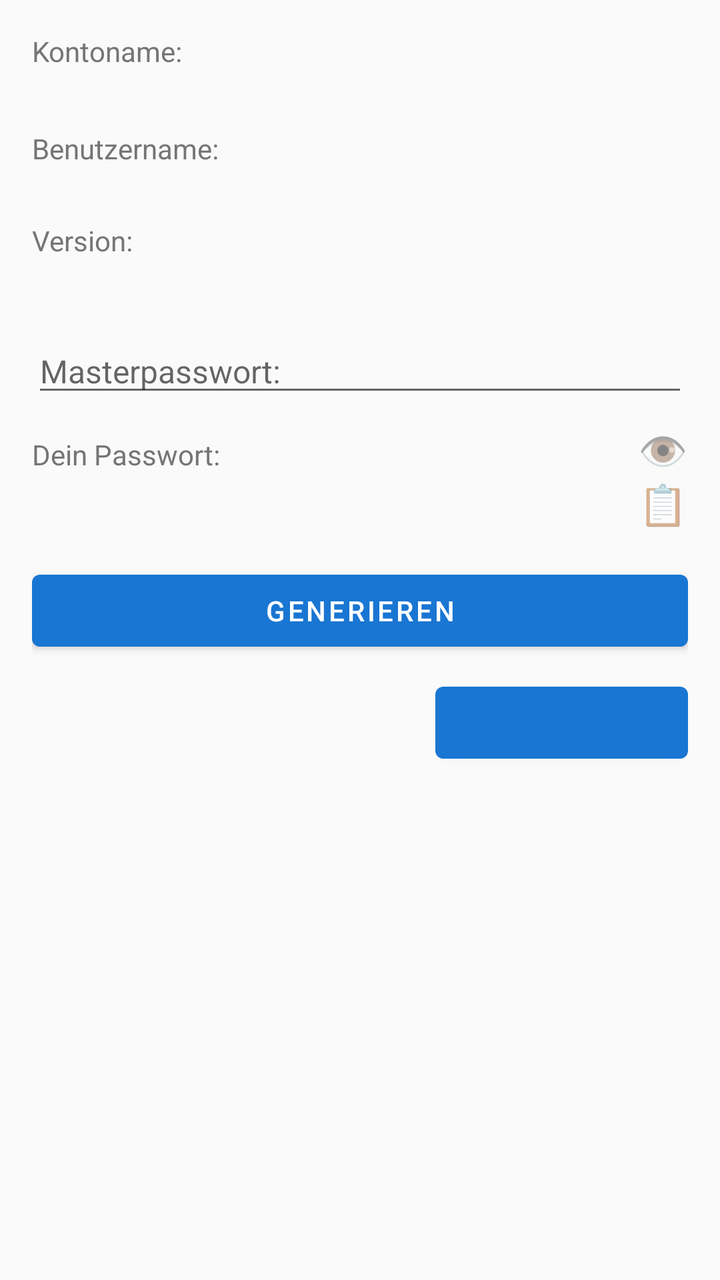
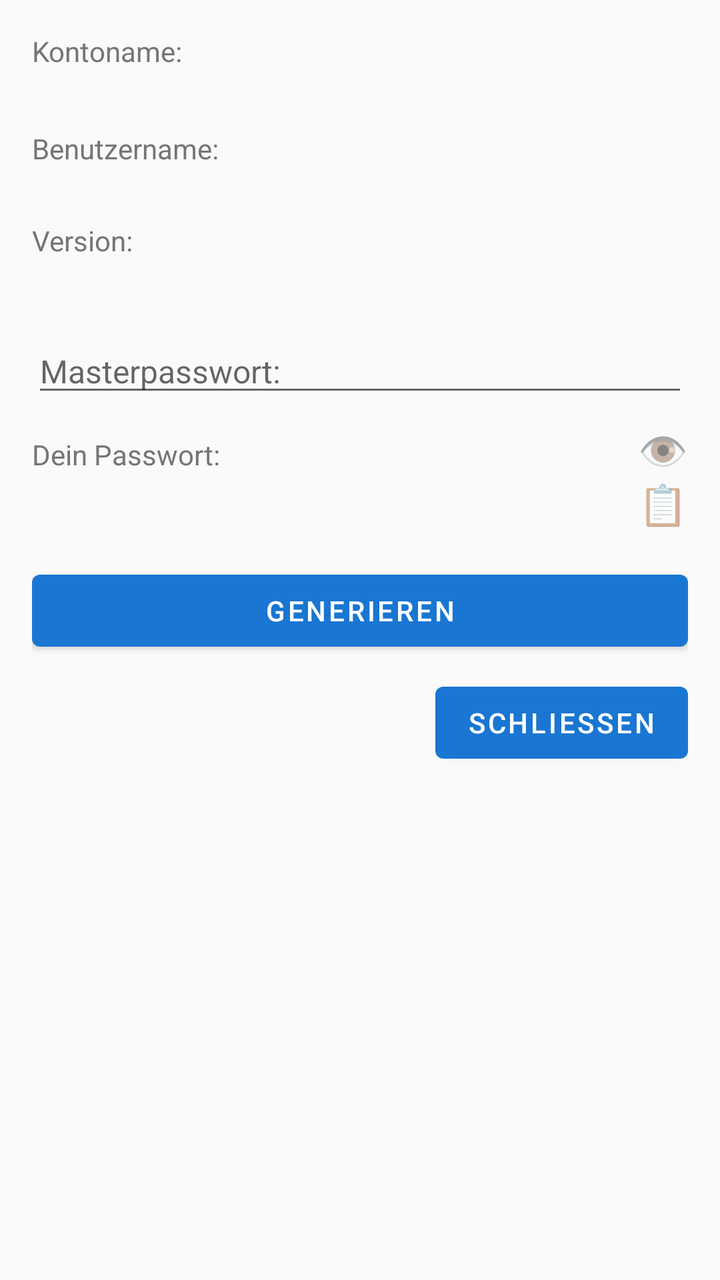

Before-and-after screenshots of an Android layout around one commit, followed by the original layout XML and the change that was made.
<!-- AndroidManifest.xml: application theme AppTheme -->
<!-- res/layout/dialog_generate.xml -->
<?xml version="1.0" encoding="utf-8"?>
<LinearLayout xmlns:android="http://schemas.android.com/apk/res/android"
    android:layout_width="match_parent"
    android:layout_height="wrap_content"
    android:orientation="vertical"
    android:padding="16dp">

    <TextView
        android:layout_width="wrap_content"
        android:layout_height="wrap_content"
        android:text="@string/account_name_label"
        android:textSize="14sp"
        android:textColor="@color/colorCardSubtext" />

    <TextView
        android:id="@+id/dialog_account_name"
        android:layout_width="wrap_content"
        android:layout_height="wrap_content"
        android:textSize="16sp"
        android:textStyle="bold" />

    <TextView
        android:id="@+id/dialog_username_label"
        android:layout_width="wrap_content"
        android:layout_height="wrap_content"
        android:layout_marginTop="8dp"
        android:text="@string/username_label"
        android:textSize="14sp"
        android:textColor="@color/colorCardSubtext" />

    <TextView
        android:id="@+id/dialog_username"
        android:layout_width="wrap_content"
        android:layout_height="wrap_content"
        android:textSize="14sp" />

    <TextView
        android:id="@+id/dialog_version_label"
        android:layout_width="wrap_content"
        android:layout_height="wrap_content"
        android:layout_marginTop="8dp"
        android:text="@string/version_label"
        android:textSize="14sp"
        android:textColor="@color/colorCardSubtext" />

    <TextView
        android:id="@+id/dialog_version"
        android:layout_width="wrap_content"
        android:layout_height="wrap_content"
        android:textSize="14sp" />

    <EditText
        android:id="@+id/editText_masterpassword"
        android:layout_width="match_parent"
        android:layout_height="wrap_content"
        android:layout_marginTop="16dp"
        android:hint="@string/master_password_label"
        android:inputType="textPassword"
        android:importantForAutofill="no"
        android:textSize="16sp" />

    <LinearLayout
        android:layout_width="match_parent"
        android:layout_height="wrap_content"
        android:orientation="horizontal"
        android:layout_marginTop="8dp">

        <TextView
            android:layout_width="0dp"
            android:layout_height="wrap_content"
            android:layout_weight="1"
            android:text="@string/your_password_label"
            android:textSize="14sp"
            android:textColor="@color/colorCardSubtext" />

        <TextView
            android:id="@+id/btn_visibility"
            android:layout_width="wrap_content"
            android:layout_height="wrap_content"
            android:text="👁"
            android:textSize="20sp"
            android:clickable="true"
            android:focusable="true"
            android:background="?android:attr/selectableItemBackground"
            android:contentDescription="Toggle visibility" />
    </LinearLayout>

    <LinearLayout
        android:layout_width="match_parent"
        android:layout_height="wrap_content"
        android:orientation="horizontal">

        <TextView
            android:id="@+id/textPassword"
            android:layout_width="0dp"
            android:layout_height="wrap_content"
            android:layout_weight="1"
            android:textSize="18sp"
            android:textStyle="bold"
            android:singleLine="true" />

        <TextView
            android:id="@+id/btn_copy"
            android:layout_width="wrap_content"
            android:layout_height="wrap_content"
            android:text="📋"
            android:textSize="20sp"
            android:clickable="true"
            android:focusable="true"
            android:background="?android:attr/selectableItemBackground"
            android:contentDescription="Copy to clipboard" />
    </LinearLayout>

    <Button
        android:id="@+id/btn_generate"
        android:layout_width="match_parent"
        android:layout_height="wrap_content"
        android:layout_marginTop="16dp"
        android:text="@string/generate" />

    <Button
        android:id="@+id/btn_done"
        android:layout_width="wrap_content"
        android:layout_height="wrap_content"
        android:layout_gravity="end"
        android:layout_marginTop="8dp"
        android:text="@string/close"
        android:textColor="@color/colorPrimary" />
</LinearLayout>
<!-- resources referenced by this layout -->
<resources>
  <color name="colorCardSubtext">#757575</color>
  <color name="colorPrimary">#1976D2</color>
  <string name="account_name_label">Kontoname:</string>
  <string name="close">Schließen</string>
  <string name="generate">GENERIEREN</string>
  <string name="master_password_label">Masterpasswort:</string>
  <string name="username_label">Benutzername:</string>
  <string name="version_label">Version:</string>
  <string name="your_password_label">Dein Passwort:</string>
  <style name="AppTheme" parent="Theme.MaterialComponents.Light.DarkActionBar">
          <item name="colorPrimary">@color/colorPrimary</item>
          <item name="colorPrimaryDark">@color/colorPrimaryDark</item>
          <item name="colorAccent">@color/colorAccent</item>
          <item name="android:windowBackground">@color/colorBackground</item>
      </style>
  <color name="colorPrimaryDark">#1565C0</color>
  <color name="colorAccent">#FF4081</color>
  <color name="colorBackground">#FAFAFA</color>
</resources>

<!-- the commit's change to res/layout/dialog_generate.xml (unified diff, before → after) -->
@@ -124,6 +124,5 @@
         android:layout_height="wrap_content"
         android:layout_gravity="end"
         android:layout_marginTop="8dp"
-        android:text="@string/close"
-        android:textColor="@color/colorPrimary" />
+        android:text="@string/close" />
 </LinearLayout>
